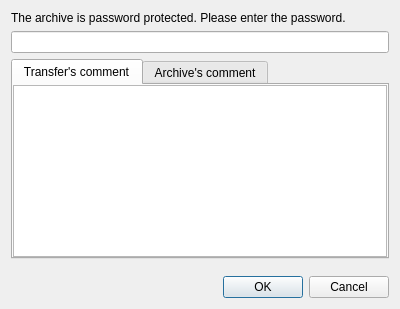
This is PasswordDlg.ui in LubosD/fatrat-unpack as Qt 5 draws it before an edit. The edited form follows.
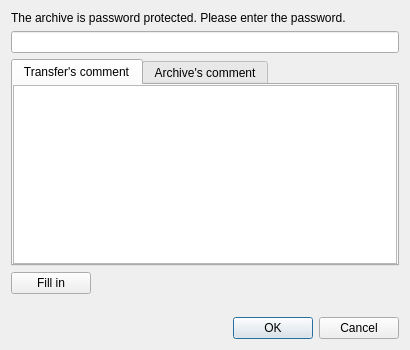
This is the edited form.

Commit message: The password can now be auto-filled

Patch:
```diff
--- a/PasswordDlg.ui
+++ b/PasswordDlg.ui
@@ -1,47 +1,39 @@
 <ui version="4.0" >
  <class>PasswordDlg</class>
- <widget class="QDialog" name="PasswordDlg" >
-  <property name="geometry" >
+ <widget class="QDialog" name="PasswordDlg">
+  <property name="geometry">
    <rect>
     <x>0</x>
     <y>0</y>
-    <width>400</width>
-    <height>309</height>
+    <width>410</width>
+    <height>350</height>
    </rect>
   </property>
   <property name="windowTitle" >
    <string>Password</string>
   </property>
-  <layout class="QGridLayout" name="gridLayout_3" >
-   <item row="0" column="0" >
-    <widget class="QLabel" name="label" >
-     <property name="text" >
+  <layout class="QGridLayout" name="gridLayout_3">
+   <item row="0" column="0" colspan="2">
+    <widget class="QLabel" name="label">
+     <property name="text">
       <string>The archive is password protected. Please enter the password.</string>
      </property>
     </widget>
    </item>
-   <item row="1" column="0" >
-    <widget class="QLineEdit" name="linePassword" >
-     <property name="echoMode" >
+   <item row="1" column="0" colspan="2">
+    <widget class="QLineEdit" name="linePassword">
+     <property name="echoMode">
       <enum>QLineEdit::Password</enum>
      </property>
     </widget>
    </item>
-   <item row="2" column="0" >
-    <widget class="QTabWidget" name="tabWidget" >
-     <property name="currentIndex" >
+   <item row="2" column="0" colspan="2">
+    <widget class="QTabWidget" name="tabWidget">
+     <property name="currentIndex">
       <number>0</number>
      </property>
-     <widget class="QWidget" name="tab" >
-      <property name="geometry" >
-       <rect>
-        <x>0</x>
-        <y>0</y>
-        <width>378</width>
-        <height>168</height>
-       </rect>
-      </property>
-      <attribute name="title" >
+     <widget class="QWidget" name="tab">
+      <attribute name="title">
        <string>Transfer's comment</string>
       </attribute>
       <layout class="QGridLayout" name="gridLayout" >
@@ -82,9 +74,29 @@
      </widget>
     </widget>
    </item>
-   <item row="3" column="0" >
-    <spacer name="verticalSpacer" >
-     <property name="orientation" >
+   <item row="3" column="0">
+    <widget class="QPushButton" name="pushFillIn">
+     <property name="text">
+      <string>Fill in</string>
+     </property>
+    </widget>
+   </item>
+   <item row="3" column="1">
+    <spacer name="horizontalSpacer">
+     <property name="orientation">
+      <enum>Qt::Horizontal</enum>
+     </property>
+     <property name="sizeHint" stdset="0">
+      <size>
+       <width>310</width>
+       <height>20</height>
+      </size>
+     </property>
+    </spacer>
+   </item>
+   <item row="4" column="0" colspan="2">
+    <spacer name="verticalSpacer">
+     <property name="orientation">
       <enum>Qt::Vertical</enum>
      </property>
      <property name="sizeHint" stdset="0" >
@@ -95,9 +107,9 @@
      </property>
     </spacer>
    </item>
-   <item row="4" column="0" >
-    <widget class="QDialogButtonBox" name="buttonBox" >
-     <property name="orientation" >
+   <item row="5" column="0" colspan="2">
+    <widget class="QDialogButtonBox" name="buttonBox">
+     <property name="orientation">
       <enum>Qt::Horizontal</enum>
      </property>
      <property name="standardButtons" >
```
Left out of the diff: 49 changed lines with no effect on the pictures. The commit also changes 2 other files.
